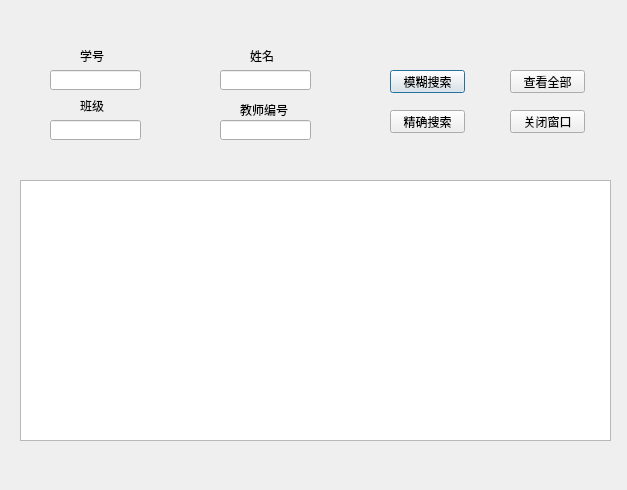
qpy1994/puyun, file StuMgr/StuMgr/dbmaneger.ui: the form before one commit.
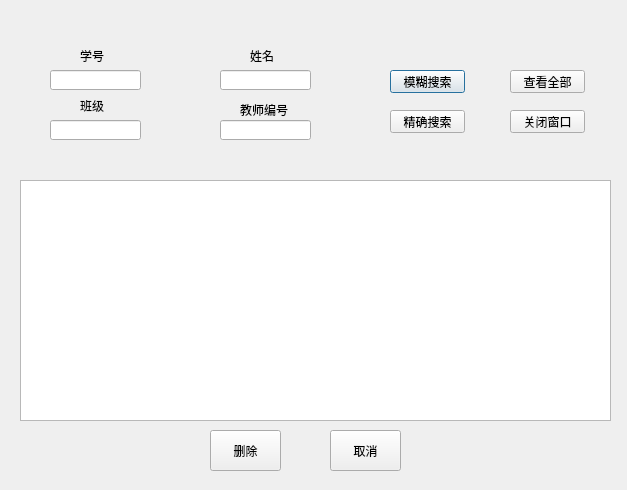
The form after the commit. Custom widgets are drawn as their Qt base class.

```diff
--- a/StuMgr/StuMgr/dbmaneger.ui
+++ b/StuMgr/StuMgr/dbmaneger.ui
@@ -163,10 +163,36 @@
      <x>20</x>
      <y>180</y>
      <width>591</width>
-     <height>261</height>
+     <height>241</height>
     </rect>
    </property>
   </widget>
+  <widget class="QPushButton" name="delBtn">
+   <property name="geometry">
+    <rect>
+     <x>210</x>
+     <y>430</y>
+     <width>71</width>
+     <height>41</height>
+    </rect>
+   </property>
+   <property name="text">
+    <string>删除</string>
+   </property>
+  </widget>
+  <widget class="QPushButton" name="cancelBtn">
+   <property name="geometry">
+    <rect>
+     <x>330</x>
+     <y>430</y>
+     <width>71</width>
+     <height>41</height>
+    </rect>
+   </property>
+   <property name="text">
+    <string>取消</string>
+   </property>
+  </widget>
  </widget>
  <layoutdefault spacing="6" margin="11"/>
  <customwidgets>
```
